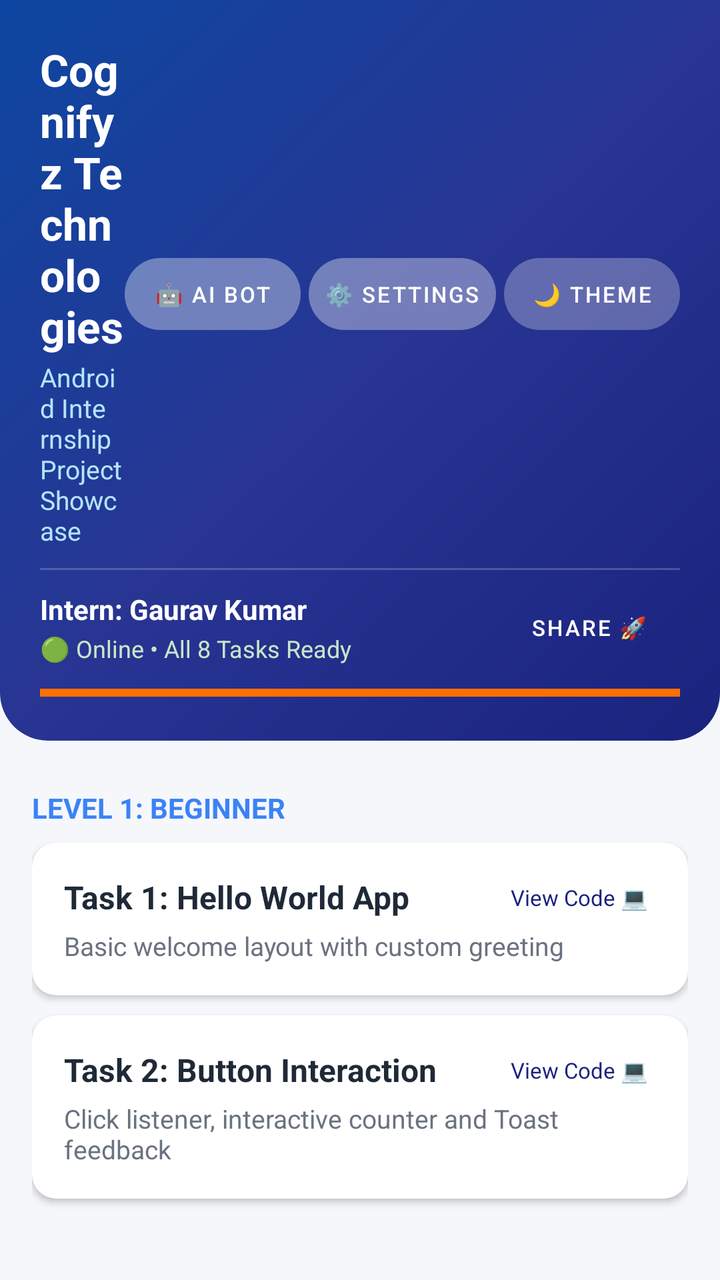
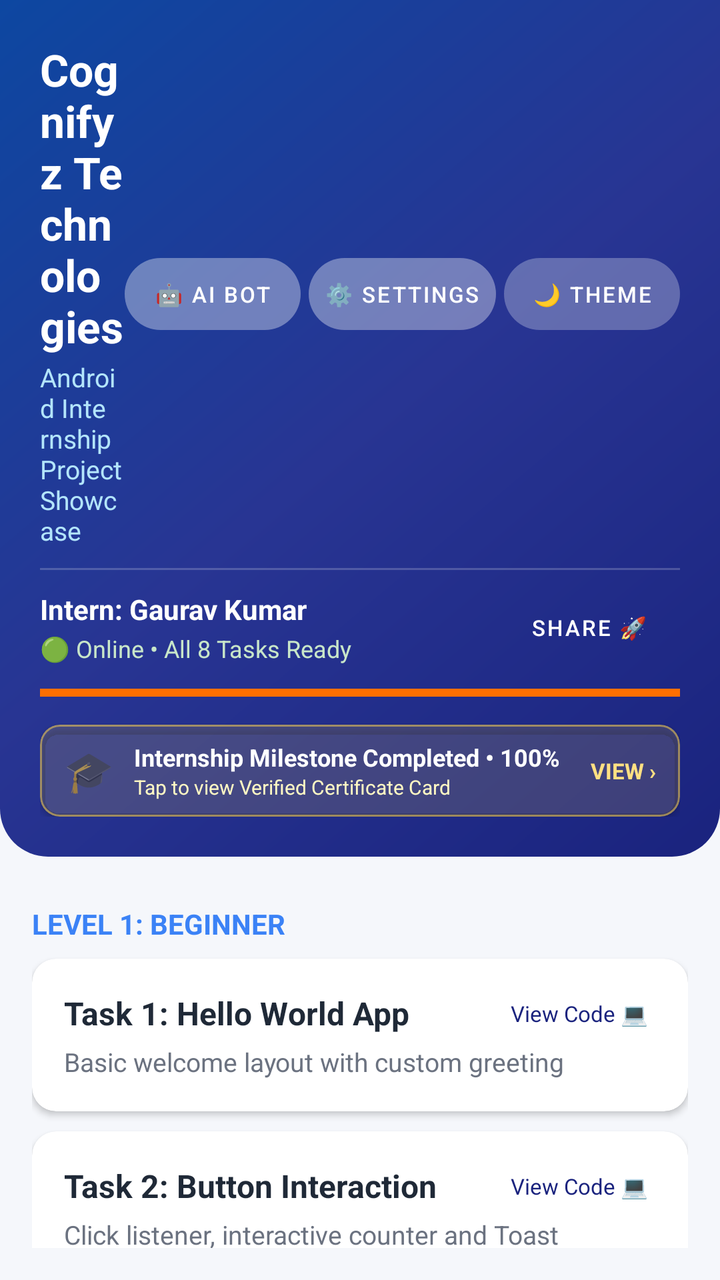

An Android layout rendered at two revisions. The XML below is the earlier revision; the diff shows what the commit changed to produce the second picture.
<!-- AndroidManifest.xml: activity theme Theme.CognifyzInternship.NoActionBar -->
<!-- res/layout/activity_main.xml -->
<?xml version="1.0" encoding="utf-8"?>
<androidx.coordinatorlayout.widget.CoordinatorLayout 
    xmlns:android="http://schemas.android.com/apk/res/android"
    xmlns:app="http://schemas.android.com/apk/res-auto"
    android:layout_width="match_parent"
    android:layout_height="match_parent"
    android:background="@color/background">

    <com.google.android.material.appbar.AppBarLayout
        android:layout_width="match_parent"
        android:layout_height="wrap_content"
        android:background="@android:color/transparent"
        app:elevation="0dp">

        <LinearLayout
            android:layout_width="match_parent"
            android:layout_height="wrap_content"
            android:orientation="vertical"
            android:background="@drawable/bg_gradient_header"
            android:padding="20dp">

            <LinearLayout
                android:layout_width="match_parent"
                android:layout_height="wrap_content"
                android:orientation="horizontal"
                android:gravity="center_vertical">

                <LinearLayout
                    android:layout_width="0dp"
                    android:layout_height="wrap_content"
                    android:layout_weight="1"
                    android:orientation="vertical">

                    <TextView
                        android:layout_width="wrap_content"
                        android:layout_height="wrap_content"
                        android:text="@string/dashboard_title"
                        android:textColor="#FFFFFF"
                        android:textSize="22sp"
                        android:textStyle="bold" />

                    <TextView
                        android:layout_width="wrap_content"
                        android:layout_height="wrap_content"
                        android:layout_marginTop="2dp"
                        android:text="@string/dashboard_subtitle"
                        android:textColor="#B3E5FC"
                        android:textSize="13sp" />
                </LinearLayout>

                <com.google.android.material.button.MaterialButton
                    android:id="@+id/btn_open_ai"
                    style="@style/Widget.MaterialComponents.Button.TextButton"
                    android:layout_width="wrap_content"
                    android:layout_height="wrap_content"
                    android:text="🤖 AI Bot"
                    android:textColor="#FFFFFF"
                    android:backgroundTint="#33FFFFFF"
                    android:textSize="11sp"
                    android:layout_marginEnd="4dp"
                    app:cornerRadius="20dp" />

                <com.google.android.material.button.MaterialButton
                    android:id="@+id/btn_open_settings"
                    style="@style/Widget.MaterialComponents.Button.TextButton"
                    android:layout_width="wrap_content"
                    android:layout_height="wrap_content"
                    android:text="⚙️ Settings"
                    android:textColor="#FFFFFF"
                    android:backgroundTint="#33FFFFFF"
                    android:textSize="11sp"
                    android:layout_marginEnd="4dp"
                    app:cornerRadius="20dp" />

                <com.google.android.material.button.MaterialButton
                    android:id="@+id/btn_theme_toggle"
                    style="@style/Widget.MaterialComponents.Button.TextButton"
                    android:layout_width="wrap_content"
                    android:layout_height="wrap_content"
                    android:text="🌙 Theme"
                    android:textColor="#FFFFFF"
                    android:backgroundTint="#26FFFFFF"
                    android:textSize="11sp"
                    app:cornerRadius="20dp" />
            </LinearLayout>

            <View
                android:layout_width="match_parent"
                android:layout_height="1dp"
                android:layout_marginVertical="10dp"
                android:background="#33FFFFFF" />

            <LinearLayout
                android:layout_width="match_parent"
                android:layout_height="wrap_content"
                android:orientation="horizontal"
                android:gravity="center_vertical">

                <LinearLayout
                    android:layout_width="0dp"
                    android:layout_height="wrap_content"
                    android:layout_weight="1"
                    android:orientation="vertical">

                    <TextView
                        android:id="@+id/tv_intern_name_header"
                        android:layout_width="wrap_content"
                        android:layout_height="wrap_content"
                        android:text="Intern: Gaurav Kumar"
                        android:textColor="#FFFFFF"
                        android:textStyle="bold"
                        android:textSize="14sp" />

                    <TextView
                        android:id="@+id/tv_network_badge"
                        android:layout_width="wrap_content"
                        android:layout_height="wrap_content"
                        android:layout_marginTop="2dp"
                        android:text="🟢 Online • All 8 Tasks Ready"
                        android:textColor="#C8E6C9"
                        android:textSize="12sp" />
                </LinearLayout>

                <Button
                    android:id="@+id/btn_share_project"
                    style="@style/Widget.MaterialComponents.Button.OutlinedButton"
                    android:layout_width="wrap_content"
                    android:layout_height="36dp"
                    android:text="Share 🚀"
                    android:textColor="#FFFFFF"
                    app:strokeColor="#80FFFFFF"
                    android:textSize="11sp"
                    app:cornerRadius="18dp" />
            </LinearLayout>

            <ProgressBar
                android:id="@+id/progress_tasks"
                style="?android:attr/progressBarStyleHorizontal"
                android:layout_width="match_parent"
                android:layout_height="8dp"
                android:layout_marginTop="10dp"
                android:max="8"
                android:progress="8"
                android:progressTint="@color/secondary" />
        </LinearLayout>
    </com.google.android.material.appbar.AppBarLayout>

    <androidx.core.widget.NestedScrollView
        android:layout_width="match_parent"
        android:layout_height="match_parent"
        app:layout_behavior="@string/appbar_scrolling_view_behavior"
        android:padding="16dp">

        <LinearLayout
            android:layout_width="match_parent"
            android:layout_height="wrap_content"
            android:orientation="vertical"
            android:paddingBottom="32dp">

            
            <TextView
                android:layout_width="wrap_content"
                android:layout_height="wrap_content"
                android:text="LEVEL 1: BEGINNER"
                android:textColor="@color/level_1"
                android:textSize="14sp"
                android:textStyle="bold"
                android:layout_marginTop="8dp"
                android:layout_marginBottom="8dp" />

            <com.google.android.material.card.MaterialCardView
                android:id="@+id/card_task_1"
                android:layout_width="match_parent"
                android:layout_height="wrap_content"
                android:layout_marginBottom="10dp"
                app:cardCornerRadius="12dp"
                app:cardElevation="2dp"
                android:clickable="true"
                android:focusable="true">
                <LinearLayout
                    android:layout_width="match_parent"
                    android:layout_height="wrap_content"
                    android:orientation="vertical"
                    android:padding="16dp">
                    <LinearLayout
                        android:layout_width="match_parent"
                        android:layout_height="wrap_content"
                        android:orientation="horizontal"
                        android:gravity="center_vertical">
                        <TextView
                            android:layout_width="0dp"
                            android:layout_height="wrap_content"
                            android:layout_weight="1"
                            android:text="@string/task_1_title"
                            android:textSize="16sp"
                            android:textStyle="bold"
                            android:textColor="@color/text_primary" />
                        <TextView
                            android:id="@+id/btn_code_task_1"
                            android:layout_width="wrap_content"
                            android:layout_height="wrap_content"
                            android:text="View Code 💻"
                            android:textColor="@color/primary"
                            android:textSize="11sp"
                            android:padding="4dp" />
                    </LinearLayout>
                    <TextView
                        android:layout_width="wrap_content"
                        android:layout_height="wrap_content"
                        android:layout_marginTop="4dp"
                        android:text="@string/task_1_desc"
                        android:textSize="13sp"
                        android:textColor="@color/text_secondary" />
                </LinearLayout>
            </com.google.android.material.card.MaterialCardView>

            <com.google.android.material.card.MaterialCardView
                android:id="@+id/card_task_2"
                android:layout_width="match_parent"
                android:layout_height="wrap_content"
                android:layout_marginBottom="16dp"
                app:cardCornerRadius="12dp"
                app:cardElevation="2dp"
                android:clickable="true"
                android:focusable="true">
                <LinearLayout
                    android:layout_width="match_parent"
                    android:layout_height="wrap_content"
                    android:orientation="vertical"
                    android:padding="16dp">
                    <LinearLayout
                        android:layout_width="match_parent"
                        android:layout_height="wrap_content"
                        android:orientation="horizontal"
                        android:gravity="center_vertical">
                        <TextView
                            android:layout_width="0dp"
                            android:layout_height="wrap_content"
                            android:layout_weight="1"
                            android:text="@string/task_2_title"
                            android:textSize="16sp"
                            android:textStyle="bold"
                            android:textColor="@color/text_primary" />
                        <TextView
                            android:id="@+id/btn_code_task_2"
                            android:layout_width="wrap_content"
                            android:layout_height="wrap_content"
                            android:text="View Code 💻"
                            android:textColor="@color/primary"
                            android:textSize="11sp"
                            android:padding="4dp" />
                    </LinearLayout>
                    <TextView
                        android:layout_width="wrap_content"
                        android:layout_height="wrap_content"
                        android:layout_marginTop="4dp"
                        android:text="@string/task_2_desc"
                        android:textSize="13sp"
                        android:textColor="@color/text_secondary" />
                </LinearLayout>
            </com.google.android.material.card.MaterialCardView>

            
            <TextView
                android:layout_width="wrap_content"
                android:layout_height="wrap_content"
                android:text="LEVEL 2: INTERMEDIATE"
                android:textColor="@color/level_2"
                android:textSize="14sp"
                android:textStyle="bold"
                android:layout_marginTop="8dp"
                android:layout_marginBottom="8dp" />

            <com.google.android.material.card.MaterialCardView
                android:id="@+id/card_task_3"
                android:layout_width="match_parent"
                android:layout_height="wrap_content"
                android:layout_marginBottom="10dp"
                app:cardCornerRadius="12dp"
                app:cardElevation="2dp"
                android:clickable="true"
                android:focusable="true">
                <LinearLayout
                    android:layout_width="match_parent"
                    android:layout_height="wrap_content"
                    android:orientation="vertical"
                    android:padding="16dp">
                    <LinearLayout
                        android:layout_width="match_parent"
                        android:layout_height="wrap_content"
                        android:orientation="horizontal"
                        android:gravity="center_vertical">
                        <TextView
                            android:layout_width="0dp"
                            android:layout_height="wrap_content"
                            android:layout_weight="1"
                            android:text="@string/task_3_title"
                            android:textSize="16sp"
                            android:textStyle="bold"
                            android:textColor="@color/text_primary" />
                        <TextView
                            android:id="@+id/btn_code_task_3"
                            android:layout_width="wrap_content"
                            android:layout_height="wrap_content"
                            android:text="View Code 💻"
                            android:textColor="@color/primary"
                            android:textSize="11sp"
                            android:padding="4dp" />
                    </LinearLayout>
                    <TextView
                        android:layout_width="wrap_content"
                        android:layout_height="wrap_content"
                        android:layout_marginTop="4dp"
                        android:text="@string/task_3_desc"
                        android:textSize="13sp"
                        android:textColor="@color/text_secondary" />
                </LinearLayout>
            </com.google.android.material.card.MaterialCardView>

            <com.google.android.material.card.MaterialCardView
                android:id="@+id/card_task_4"
                android:layout_width="match_parent"
                android:layout_height="wrap_content"
                android:layout_marginBottom="16dp"
                app:cardCornerRadius="12dp"
                app:cardElevation="2dp"
                android:clickable="true"
                android:focusable="true">
                <LinearLayout
                    android:layout_width="match_parent"
                    android:layout_height="wrap_content"
                    android:orientation="vertical"
                    android:padding="16dp">
                    <LinearLayout
                        android:layout_width="match_parent"
                        android:layout_height="wrap_content"
                        android:orientation="horizontal"
                        android:gravity="center_vertical">
                        <TextView
                            android:layout_width="0dp"
                            android:layout_height="wrap_content"
                            android:layout_weight="1"
                            android:text="@string/task_4_title"
                            android:textSize="16sp"
                            android:textStyle="bold"
                            android:textColor="@color/text_primary" />
                        <TextView
                            android:id="@+id/btn_code_task_4"
                            android:layout_width="wrap_content"
                            android:layout_height="wrap_content"
                            android:text="View Code 💻"
                            android:textColor="@color/primary"
                            android:textSize="11sp"
                            android:padding="4dp" />
                    </LinearLayout>
                    <TextView
                        android:layout_width="wrap_content"
                        android:layout_height="wrap_content"
                        android:layout_marginTop="4dp"
                        android:text="@string/task_4_desc"
                        android:textSize="13sp"
                        android:textColor="@color/text_secondary" />
                </LinearLayout>
            </com.google.android.material.card.MaterialCardView>

            
            <TextView
                android:layout_width="wrap_content"
                android:layout_height="wrap_content"
                android:text="LEVEL 3: ADVANCED"
                android:textColor="@color/level_3"
                android:textSize="14sp"
                android:textStyle="bold"
                android:layout_marginTop="8dp"
                android:layout_marginBottom="8dp" />

            <com.google.android.material.card.MaterialCardView
                android:id="@+id/card_task_5"
                android:layout_width="match_parent"
                android:layout_height="wrap_content"
                android:layout_marginBottom="10dp"
                app:cardCornerRadius="12dp"
                app:cardElevation="2dp"
                android:clickable="true"
                android:focusable="true">
                <LinearLayout
                    android:layout_width="match_parent"
                    android:layout_height="wrap_content"
                    android:orientation="vertical"
                    android:padding="16dp">
                    <LinearLayout
                        android:layout_width="match_parent"
                        android:layout_height="wrap_content"
                        android:orientation="horizontal"
                        android:gravity="center_vertical">
                        <TextView
                            android:layout_width="0dp"
                            android:layout_height="wrap_content"
                            android:layout_weight="1"
                            android:text="@string/task_5_title"
                            android:textSize="16sp"
                            android:textStyle="bold"
                            android:textColor="@color/text_primary" />
                        <TextView
                            android:id="@+id/btn_code_task_5"
                            android:layout_width="wrap_content"
                            android:layout_height="wrap_content"
                            android:text="View Code 💻"
                            android:textColor="@color/primary"
                            android:textSize="11sp"
                            android:padding="4dp" />
                    </LinearLayout>
                    <TextView
                        android:layout_width="wrap_content"
                        android:layout_height="wrap_content"
                        android:layout_marginTop="4dp"
                        android:text="Live REST API fetch + Dynamic RecyclerView list"
                        android:textSize="13sp"
                        android:textColor="@color/text_secondary" />
                </LinearLayout>
            </com.google.android.material.card.MaterialCardView>

            <com.google.android.material.card.MaterialCardView
                android:id="@+id/card_task_6"
                android:layout_width="match_parent"
                android:layout_height="wrap_content"
                android:layout_marginBottom="16dp"
                app:cardCornerRadius="12dp"
                app:cardElevation="2dp"
                android:clickable="true"
                android:focusable="true">
                <LinearLayout
                    android:layout_width="match_parent"
                    android:layout_height="wrap_content"
                    android:orientation="vertical"
                    android:padding="16dp">
                    <LinearLayout
                        android:layout_width="match_parent"
                        android:layout_height="wrap_content"
                        android:orientation="horizontal"
                        android:gravity="center_vertical">
                        <TextView
                            android:layout_width="0dp"
                            android:layout_height="wrap_content"
                            android:layout_weight="1"
                            android:text="@string/task_6_title"
                            android:textSize="16sp"
                            android:textStyle="bold"
                            android:textColor="@color/text_primary" />
                        <TextView
                            android:id="@+id/btn_code_task_6"
                            android:layout_width="wrap_content"
                            android:layout_height="wrap_content"
                            android:text="View Code 💻"
                            android:textColor="@color/primary"
                            android:textSize="11sp"
                            android:padding="4dp" />
                    </LinearLayout>
                    <TextView
                        android:layout_width="wrap_content"
                        android:layout_height="wrap_content"
                        android:layout_marginTop="4dp"
                        android:text="Real-time live validation TextWatchers + DatePicker"
                        android:textSize="13sp"
                        android:textColor="@color/text_secondary" />
                </LinearLayout>
            </com.google.android.material.card.MaterialCardView>

            
            <TextView
                android:layout_width="wrap_content"
                android:layout_height="wrap_content"
                android:text="LEVEL 4: EXPERT"
                android:textColor="@color/level_4"
                android:textSize="14sp"
                android:textStyle="bold"
                android:layout_marginTop="8dp"
                android:layout_marginBottom="8dp" />

            <com.google.android.material.card.MaterialCardView
                android:id="@+id/card_task_7"
                android:layout_width="match_parent"
                android:layout_height="wrap_content"
                android:layout_marginBottom="10dp"
                app:cardCornerRadius="12dp"
                app:cardElevation="2dp"
                android:clickable="true"
                android:focusable="true">
                <LinearLayout
                    android:layout_width="match_parent"
                    android:layout_height="wrap_content"
                    android:orientation="vertical"
                    android:padding="16dp">
                    <LinearLayout
                        android:layout_width="match_parent"
                        android:layout_height="wrap_content"
                        android:orientation="horizontal"
                        android:gravity="center_vertical">
                        <TextView
                            android:layout_width="0dp"
                            android:layout_height="wrap_content"
                            android:layout_weight="1"
                            android:text="@string/task_7_title"
                            android:textSize="16sp"
                            android:textStyle="bold"
                            android:textColor="@color/text_primary" />
                        <TextView
                            android:id="@+id/btn_code_task_7"
                            android:layout_width="wrap_content"
                            android:layout_height="wrap_content"
                            android:text="View Code 💻"
                            android:textColor="@color/primary"
                            android:textSize="11sp"
                            android:padding="4dp" />
                    </LinearLayout>
                    <TextView
                        android:layout_width="wrap_content"
                        android:layout_height="wrap_content"
                        android:layout_marginTop="4dp"
                        android:text="Full SQLite CRUD: Live search, Edit modal &amp; CSV Export"
                        android:textSize="13sp"
                        android:textColor="@color/text_secondary" />
                </LinearLayout>
            </com.google.android.material.card.MaterialCardView>

            <com.google.android.material.card.MaterialCardView
                android:id="@+id/card_task_8"
                android:layout_width="match_parent"
                android:layout_height="wrap_content"
                android:layout_marginBottom="16dp"
                app:cardCornerRadius="12dp"
                app:cardElevation="2dp"
                android:clickable="true"
                android:focusable="true">
                <LinearLayout
                    android:layout_width="match_parent"
                    android:layout_height="wrap_content"
                    android:orientation="vertical"
                    android:padding="16dp">
                    <LinearLayout
                        android:layout_width="match_parent"
                        android:layout_height="wrap_content"
                        android:orientation="horizontal"
                        android:gravity="center_vertical">
                        <TextView
                            android:layout_width="0dp"
                            android:layout_height="wrap_content"
                            android:layout_weight="1"
                            android:text="@string/task_8_title"
                            android:textSize="16sp"
                            android:textStyle="bold"
                            android:textColor="@color/text_primary" />
                        <TextView
                            android:id="@+id/btn_code_task_8"
                            android:layout_width="wrap_content"
                            android:layout_height="wrap_content"
                            android:text="View Code 💻"
                            android:textColor="@color/primary"
                            android:textSize="11sp"
                            android:padding="4dp" />
                    </LinearLayout>
                    <TextView
                        android:layout_width="wrap_content"
                        android:layout_height="wrap_content"
                        android:layout_marginTop="4dp"
                        android:text="@string/task_8_desc"
                        android:textSize="13sp"
                        android:textColor="@color/text_secondary" />
                </LinearLayout>
            </com.google.android.material.card.MaterialCardView>

        </LinearLayout>
    </androidx.core.widget.NestedScrollView>
</androidx.coordinatorlayout.widget.CoordinatorLayout>
<!-- resources referenced by this layout -->
<resources>
  <color name="background">#F5F7FB</color>
  <color name="level_1">#3B82F6</color>
  <color name="level_2">#10B981</color>
  <color name="level_3">#F59E0B</color>
  <color name="level_4">#EF4444</color>
  <color name="primary">#1A237E</color>
  <color name="secondary">#FF6F00</color>
  <color name="text_primary">#1F2937</color>
  <color name="text_secondary">#6B7280</color>
  <!-- drawable bg_gradient_header (drawable) -->
  <?xml version="1.0" encoding="utf-8"?>
  <shape xmlns:android="http://schemas.android.com/apk/res/android">
      <gradient
          android:angle="135"
          android:startColor="#1A237E"
          android:centerColor="#283593"
          android:endColor="#0D47A1"
          android:type="linear" />
      <corners
          android:bottomLeftRadius="24dp"
          android:bottomRightRadius="24dp" />
  </shape>
  <string name="dashboard_subtitle">Android Internship Project Showcase</string>
  <string name="dashboard_title">Cognifyz Technologies</string>
  <string name="task_1_desc">Basic welcome layout with custom greeting</string>
  <string name="task_1_title">Task 1: Hello World App</string>
  <string name="task_2_desc">Click listener, interactive counter and Toast feedback</string>
  <string name="task_2_title">Task 2: Button Interaction</string>
  <string name="task_3_desc">ListView with custom adapter and interactive items</string>
  <string name="task_3_title">Task 3: List Display</string>
  <string name="task_4_desc">Multi-activity navigation with XML layout styling</string>
  <string name="task_4_title">Task 4: Basic UI Layout</string>
  <string name="task_5_title">Task 5: Fetch &amp; Display Data</string>
  <string name="task_6_title">Task 6: Simple Form</string>
  <string name="task_7_title">Task 7: SQLite Database</string>
  <string name="task_8_desc">Explicit intents with smooth transition animations</string>
  <string name="task_8_title">Task 8: Smooth Navigation</string>
  <style name="Theme.CognifyzInternship.NoActionBar">
          <item name="windowActionBar">false</item>
          <item name="windowNoTitle">true</item>
      </style>
</resources>

<!-- the commit's change to res/layout/activity_main.xml (unified diff, before → after) -->
@@ -142,6 +142,65 @@
                 android:max="8"
                 android:progress="8"
                 android:progressTint="@color/secondary" />
+
+            
+            <com.google.android.material.card.MaterialCardView
+                android:id="@+id/card_view_certificate"
+                android:layout_width="match_parent"
+                android:layout_height="wrap_content"
+                android:layout_marginTop="12dp"
+                app:cardCornerRadius="10dp"
+                app:cardElevation="2dp"
+                app:strokeColor="#80FFD54F"
+                app:strokeWidth="1dp"
+                app:cardBackgroundColor="#26FFD54F">
+
+                <LinearLayout
+                    android:layout_width="match_parent"
+                    android:layout_height="wrap_content"
+                    android:orientation="horizontal"
+                    android:gravity="center_vertical"
+                    android:paddingHorizontal="12dp"
+                    android:paddingVertical="8dp">
+
+                    <TextView
+                        android:layout_width="wrap_content"
+                        android:layout_height="wrap_content"
+                        android:text="🎓"
+                        android:textSize="20sp" />
+
+                    <LinearLayout
+                        android:layout_width="0dp"
+                        android:layout_height="wrap_content"
+                        android:layout_weight="1"
+                        android:layout_marginStart="10dp"
+                        android:orientation="vertical">
+
+                        <TextView
+                            android:layout_width="wrap_content"
+                            android:layout_height="wrap_content"
+                            android:text="Internship Milestone Completed • 100%"
+                            android:textColor="#FFFFFF"
+                            android:textSize="12sp"
+                            android:textStyle="bold" />
+
+                        <TextView
+                            android:layout_width="wrap_content"
+                            android:layout_height="wrap_content"
+                            android:text="Tap to view Verified Certificate Card"
+                            android:textColor="#FFF9C4"
+                            android:textSize="10sp" />
+                    </LinearLayout>
+
+                    <TextView
+                        android:layout_width="wrap_content"
+                        android:layout_height="wrap_content"
+                        android:text="VIEW ›"
+                        android:textColor="#FFE082"
+                        android:textSize="11sp"
+                        android:textStyle="bold" />
+                </LinearLayout>
+            </com.google.android.material.card.MaterialCardView>
         </LinearLayout>
     </com.google.android.material.appbar.AppBarLayout>
 
